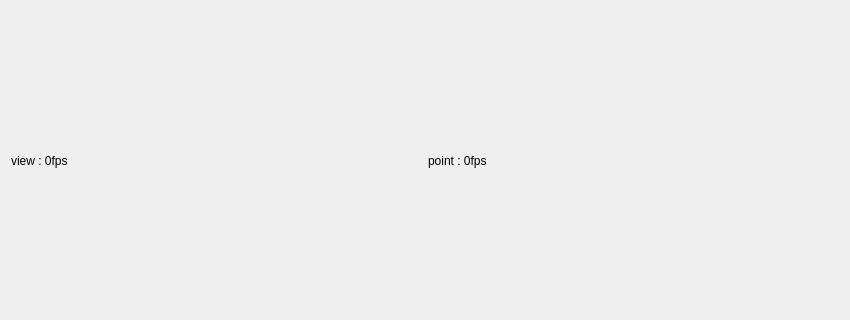
The window that src/form3DViewWindow/form3dviewwindow.ui (guanglun/GLMocap) describes before a commit, drawn with Qt 5; both pictures show x 0 to 850 and y 152 to 472 of the 850 by 625 pixel window.
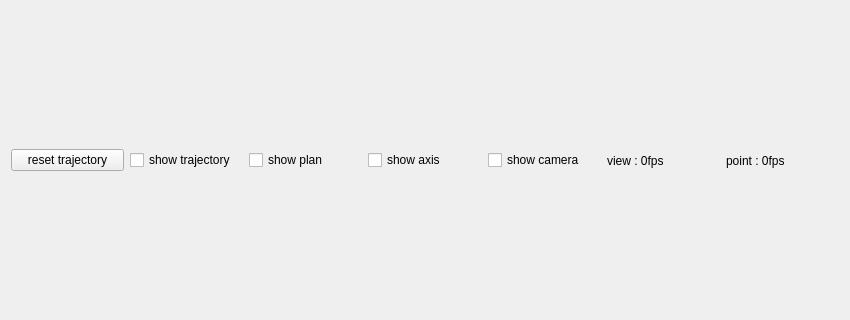
The same window after the commit.

Diff of the .ui file:
```diff
--- a/src/form3DViewWindow/form3dviewwindow.ui
+++ b/src/form3DViewWindow/form3dviewwindow.ui
@@ -34,6 +34,41 @@
      <property name="bottomMargin">
       <number>0</number>
      </property>
+     <item>
+      <widget class="QPushButton" name="pb_reset_trajectory">
+       <property name="text">
+        <string>reset trajectory</string>
+       </property>
+      </widget>
+     </item>
+     <item>
+      <widget class="QCheckBox" name="cb_show_trajectory">
+       <property name="text">
+        <string>show trajectory</string>
+       </property>
+      </widget>
+     </item>
+     <item>
+      <widget class="QCheckBox" name="cb_show_plan">
+       <property name="text">
+        <string>show plan</string>
+       </property>
+      </widget>
+     </item>
+     <item>
+      <widget class="QCheckBox" name="cb_show_axis">
+       <property name="text">
+        <string>show axis</string>
+       </property>
+      </widget>
+     </item>
+     <item>
+      <widget class="QCheckBox" name="cb_show_cam">
+       <property name="text">
+        <string>show camera</string>
+       </property>
+      </widget>
+     </item>
      <item>
       <widget class="QLabel" name="lb_3dview_fps">
        <property name="text">
```
